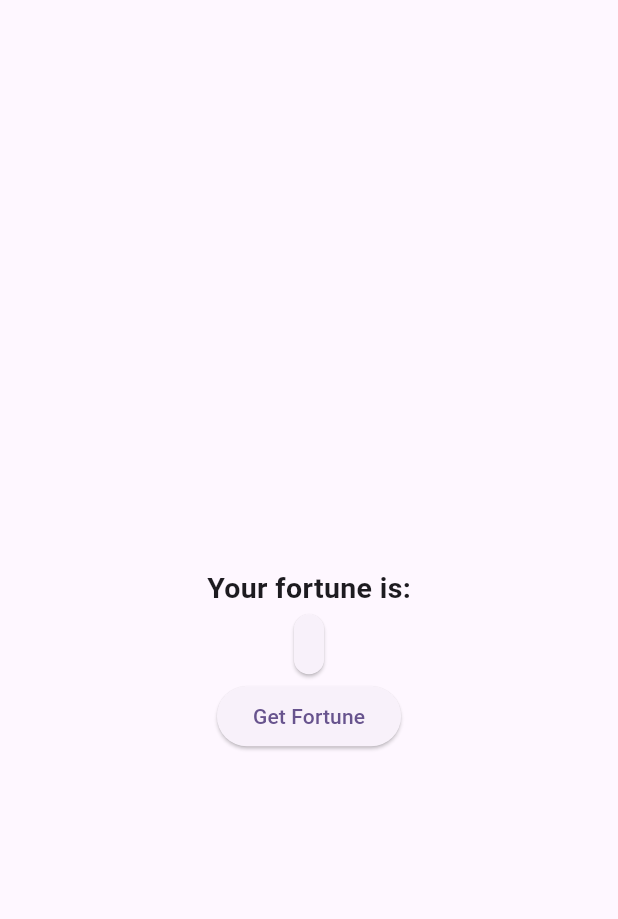
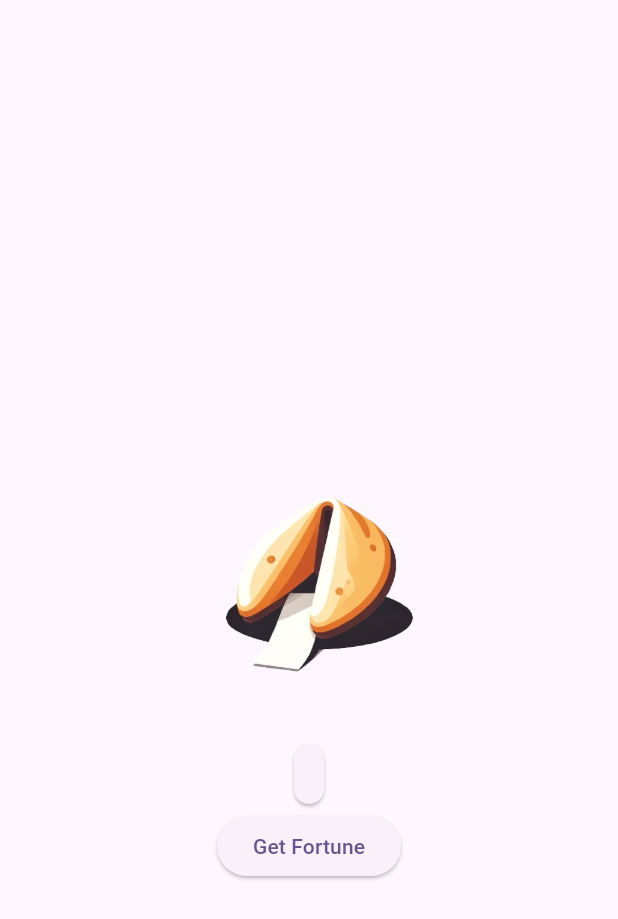
Before and after one commit to serori521/thinking_skill_quiz, a Flutter app: the screen it shows after launch, on a phone screen of 412 x 824 dp. Shown: the top 919 px of the screen. Run offline on Flutter 3.47's test engine with Material 3 defaults, Android fonts, the phone set to English and light mode, and no system bars.

Commit message:
add fortune cookie Image

```diff
--- a/lib/main.dart
+++ b/lib/main.dart
@@ -64,13 +64,8 @@ class _MyHomePageState extends State<MyHomePage> {
         child: Column(
           mainAxisAlignment: MainAxisAlignment.center,
           children: <Widget>[
-            const Text(
-              "Your fortune is:",
-              style: TextStyle(
-                fontSize: 19,
-                fontWeight: FontWeight.bold,
-              ),
-            ),
+            Image.asset('assets/images/fortune_cookie.png',
+                width: 200, height: 200, fit: BoxFit.cover),
             Card(
               child: Padding(
                 padding: const EdgeInsets.all(8.0),
```
Also changed, not shown: pubspec.yaml (+3 -4 lines), assets/images/fortune_cookie.png (added).
